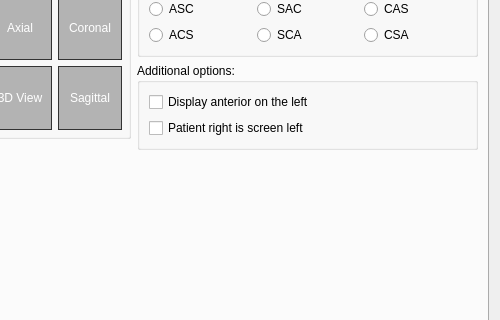
Old version of the form GUI/Qt/Windows/PreferencesDialog.ui in the repository pyushkevich/itksnap; both pictures show x 189 to 689 and y 98 to 418 of the 689 by 554 pixel window.
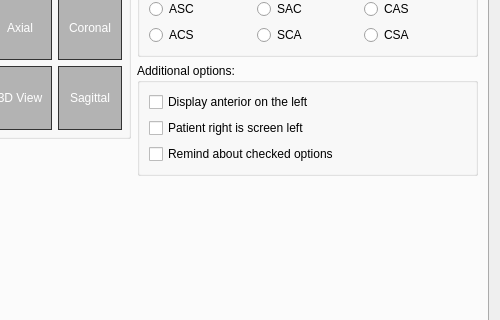
New version of the form. The open tabs and pages were chosen to show the change. Custom widgets are drawn as their Qt base class.

Patch:
```diff
--- a/GUI/Qt/Windows/PreferencesDialog.ui
+++ b/GUI/Qt/Windows/PreferencesDialog.ui
@@ -620,6 +620,13 @@
                    </property>
                   </widget>
                  </item>
+                 <item>
+                  <widget class="QCheckBox" name="chkRemindLayout">
+                   <property name="text">
+                    <string>Remind about checked options</string>
+                   </property>
+                  </widget>
+                 </item>
                 </layout>
                </widget>
               </item>
```
